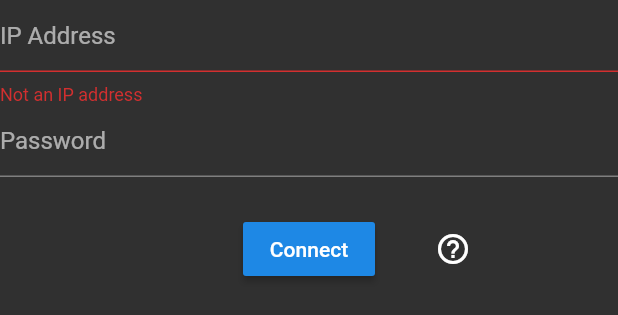
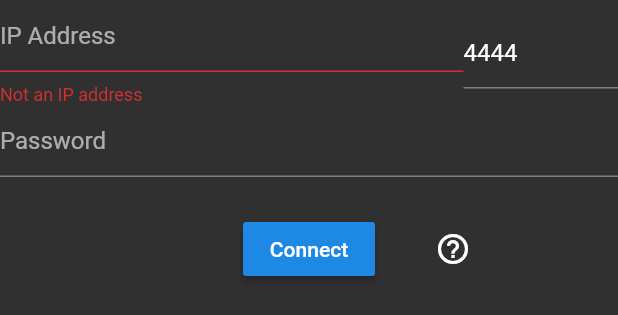
Before and after one commit to Seven-112/obs_blade, a Flutter app: the ConnectForm widget shown alone on an empty page, opened directly, after a tap on "Connect", on a phone screen of 412 x 824 dp. Shown: the top 315 px of the screen. Run offline on Flutter 3.47's test engine with Material 2 defaults, Android fonts, the phone set to English and light mode, and no system bars; our stand-ins replace connectivity, mobx; missing offline and left inert: mobx_provider, tcp_scanner; generated files the repository leaves out were written again.

Commit message:
added port, need to fully implement it

```diff
--- a/lib/models/landing.dart
+++ b/lib/models/landing.dart
@@ -1,7 +1,6 @@
 import 'package:mobx/mobx.dart';
 import 'package:mobx_provider/mobx_provider.dart';
 import 'package:obs_station/utils/network_helper.dart';
-import 'package:ping_discover_network/ping_discover_network.dart';
 
 // Include generated file
 part 'landing.g.dart';
--- a/lib/views/landing/landing.dart
+++ b/lib/views/landing/landing.dart
@@ -44,6 +44,8 @@ class LandingView extends StatelessWidget {
                                   child: landingStore.manualMode
                                       ? Padding(
                                           padding: const EdgeInsets.only(
+                                              left: 24.0,
+                                              right: 24.0,
                                               bottom: 12.0),
                                           child: ConnectForm(),
                                         )
--- a/lib/views/landing/widgets/auto_discovery/auto_discovery.dart
+++ b/lib/views/landing/widgets/auto_discovery/auto_discovery.dart
@@ -24,6 +24,7 @@ class AutoDiscovery extends StatelessWidget {
                 );
               }
               return Container(
+                padding: EdgeInsets.only(left: 24.0, right: 24.0),
                 alignment: Alignment.center,
                 height: 150.0,
                 child: FadeInner(
@@ -35,11 +36,12 @@ class AutoDiscovery extends StatelessWidget {
               );
             } else if (snapshot.hasError) {
               return Container(
+                padding: EdgeInsets.only(left: 24.0, right: 24.0),
                 alignment: Alignment.center,
                 height: 150.0,
                 child: FadeInner(
                   child: Text(
-                    'Could not finish autodiscovery! Make sure you are connected to your local network!\n\nPull down to try again!',
+                    'Network error occured! Make sure you are connected to your local network!\n\nPull down to try again!',
                     textAlign: TextAlign.center,
                   ),
                 ),
--- a/lib/views/landing/widgets/auto_discovery/session_tile.dart
+++ b/lib/views/landing/widgets/auto_discovery/session_tile.dart
@@ -1,5 +1,6 @@
 import 'package:flutter/cupertino.dart';
 import 'package:flutter/material.dart';
+import 'package:obs_station/utils/network_helper.dart';
 
 class SessionTile extends StatelessWidget {
   final String ip;
@@ -16,6 +17,7 @@ class SessionTile extends StatelessWidget {
       ),
       title: Text(this.ip),
       trailing: Icon(CupertinoIcons.right_chevron),
+      onTap: () => NetworkHelper.establishWebSocket(),
     );
   }
 }
--- a/lib/views/landing/widgets/connect_form/connect_form.dart
+++ b/lib/views/landing/widgets/connect_form/connect_form.dart
@@ -8,13 +8,21 @@ class ConnectForm extends StatefulWidget {
 
 class _ConnectFormState extends State<ConnectForm> {
   GlobalKey<FormState> _formKey = GlobalKey<FormState>();
+  TextEditingController _ip = TextEditingController();
+  TextEditingController _port = TextEditingController(text: '4444');
+  TextEditingController _pw = TextEditingController();
   @override
   Widget build(BuildContext context) {
     return Form(
       key: _formKey,
       child: Column(
         children: <Widget>[
-          TextFormField(
+          Row(
+            children: <Widget>[
+              Flexible(
+                flex: 3,
+                child: TextFormField(
+                  controller: _ip,
                   decoration: InputDecoration(hintText: 'IP Address'),
                   validator: (text) {
                     List<String> ip = text.split('.');
@@ -29,7 +37,25 @@ class _ConnectFormState extends State<ConnectForm> {
                     return 'Not an IP address';
                   },
                 ),
+              ),
+              Flexible(
+                flex: 1,
+                child: TextFormField(
+                  controller: _port,
+                  decoration: InputDecoration(hintText: 'Port'),
+                  validator: (text) {
+                    int port = int.tryParse(text);
+                    if (port != null && port > 0 && port <= 65535) {
+                      return null;
+                    }
+                    return 'Not a valid Port';
+                  },
+                ),
+              ),
+            ],
+          ),
           TextFormField(
+            controller: _pw,
             decoration: InputDecoration(hintText: 'Password'),
           ),
           Padding(
@@ -41,7 +67,7 @@ class _ConnectFormState extends State<ConnectForm> {
                   child: Text('Connect'),
                   onPressed: () {
                     if (_formKey.currentState.validate()) {
-                      print('YEEES');
+                      // TODO: connection
                     }
                   },
                 ),
```
Also changed, not shown: lib/utils/network_helper.dart (+7 -13 lines), lib/views/landing/widgets/switcher_card/switcher_card.dart (+2 -7 lines). Lines whose indentation alone changed are shown as unchanged.
